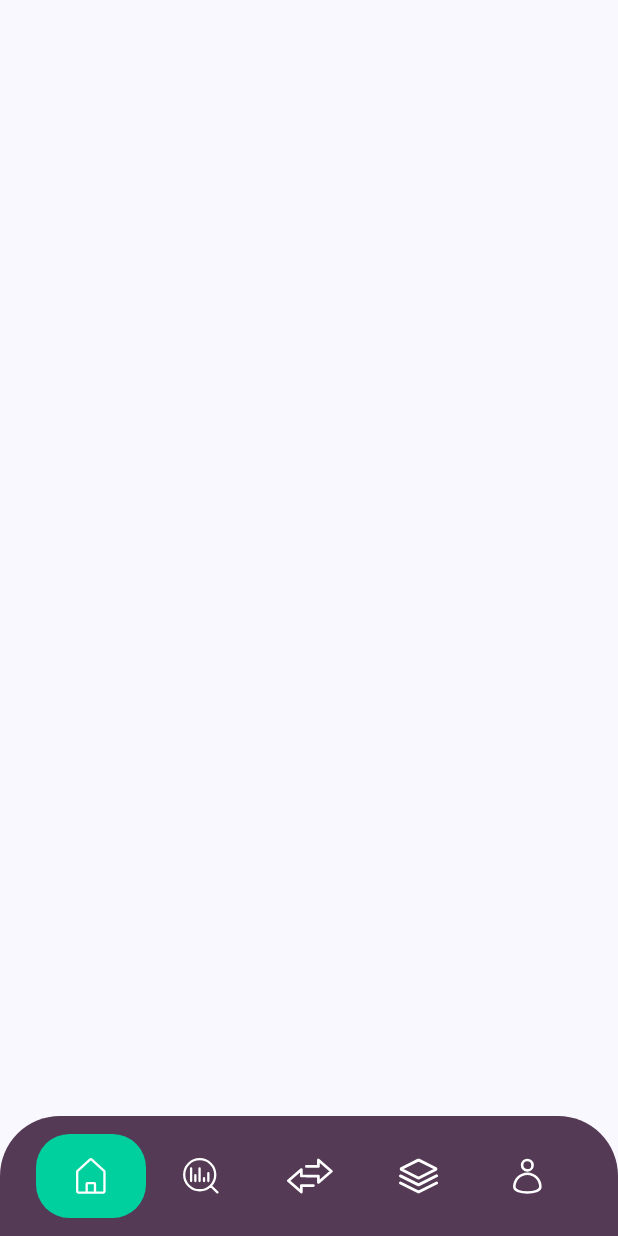
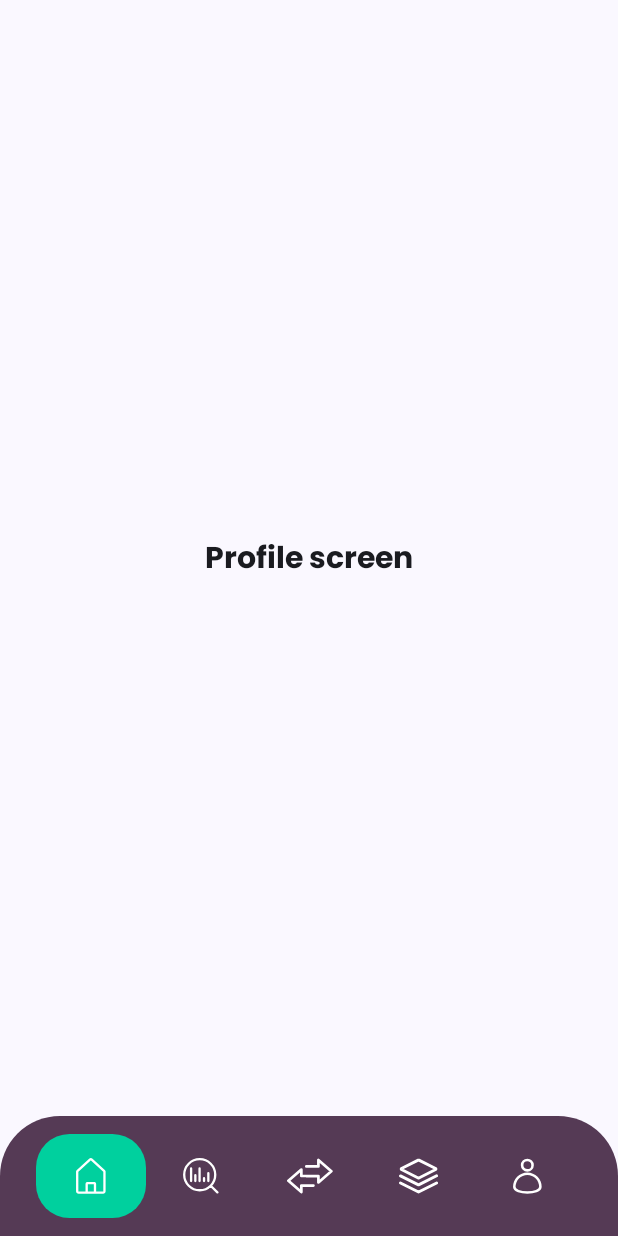
Before and after one commit to shantanu1k/Pennywise, an Android app built with Jetpack Compose: the ProfileScreen screen opened through its navigation route, on a phone screen of 412 x 824 dp. Run offline under Robolectric (Android 15) with nearby library versions, the phone set to English and light mode, and no system bars.

Commit message:
Add Category and Profile screen

```diff
--- a/app/src/main/java/com/cowday/pennywise/ui/profile/ProfileScreen.kt
+++ b/app/src/main/java/com/cowday/pennywise/ui/profile/ProfileScreen.kt
@@ -1,9 +1,23 @@
 package com.cowday.pennywise.ui.profile
 
+import androidx.compose.foundation.layout.Box
+import androidx.compose.foundation.layout.fillMaxSize
+import androidx.compose.material3.MaterialTheme
+import androidx.compose.material3.Text
 import androidx.compose.runtime.Composable
+import androidx.compose.ui.Alignment
+import androidx.compose.ui.Modifier
 import androidx.navigation.NavController
 
 @Composable
 fun ProfileScreen(navController: NavController) {
-
+    Box(
+        modifier = Modifier.fillMaxSize(),
+        contentAlignment = Alignment.Center
+    ) {
+        Text(
+            "Profile screen",
+            style = MaterialTheme.typography.titleMedium
+        )
+    }
 }
```
Also changed, not shown: app/src/main/java/com/cowday/pennywise/ui/categories/CategoryScreen.kt (+15 -1 lines).
